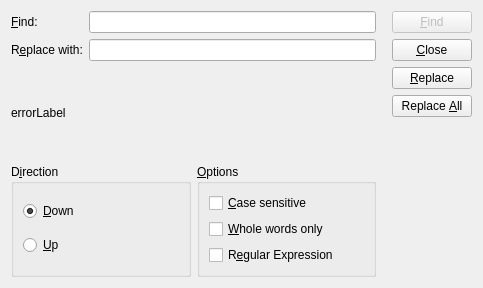
Before: the Qt Designer form dialogs/findreplaceform.ui in dewhisna/QtFindReplaceDialog, drawn with Qt 5.
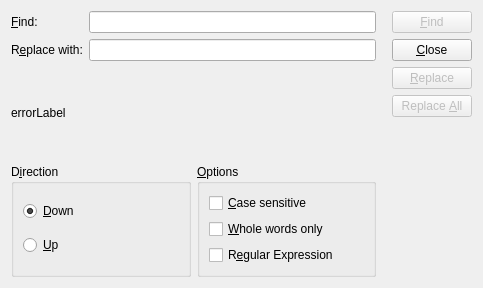
After: the same form once the commit is applied.

Patch:
```diff
--- a/dialogs/findreplaceform.ui
+++ b/dialogs/findreplaceform.ui
@@ -153,6 +153,9 @@
      </item>
      <item>
       <widget class="QPushButton" name="replaceButton">
+       <property name="enabled">
+        <bool>false</bool>
+       </property>
        <property name="text">
         <string>&amp;Replace</string>
        </property>
@@ -160,6 +163,9 @@
      </item>
      <item>
       <widget class="QPushButton" name="replaceAllButton">
+       <property name="enabled">
+        <bool>false</bool>
+       </property>
        <property name="text">
         <string>Replace &amp;All</string>
        </property>
```
